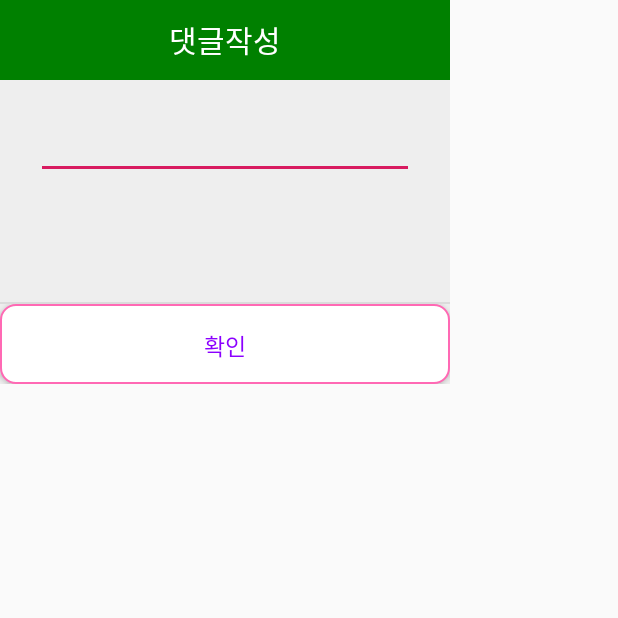
After one commit to GwangHyeong/android_project_eyers2, an Android app: the FreeBoardCommentWriteActivity screen opened directly, with no data from a screen before it, on a phone screen of 412 x 824 dp, the top half of it. The commit adds this screen. Run offline under Robolectric (Android 15) with nearby library versions, the phone set to English and light mode, and no system bars; our stand-ins replace Volley, sdp/ssp sizes; network calls fail; 2 statements that could not run were skipped.

Commit message:
20200511 자유게시판 댓글작성 구현중

```diff
--- a/app/src/main/AndroidManifest.xml
+++ b/app/src/main/AndroidManifest.xml
@@ -30,6 +30,7 @@
 
         <activity android:name=".write.AdminWriteActivity"/>
         <activity android:name=".write.FreeBoardWriteActivity"/>
+        <activity android:name=".write.FreeBoardCommentWriteActivity"/>
 
         <activity android:name=".detail.NoticeDetailActivity"/>
         <activity android:name=".detail.FreeBoardDetailActivity"/>
--- a/app/src/main/java/hyung/gwang/eyers2/view/FreeBoardActivity.java
+++ b/app/src/main/java/hyung/gwang/eyers2/view/FreeBoardActivity.java
@@ -110,8 +110,6 @@ public class FreeBoardActivity extends AppCompatActivity {
                 intent = new Intent(FreeBoardActivity.this, FreeBoardWriteActivity.class);
                 intent.putExtra("key_id",getuser);
                 startActivity(intent);
-                Snackbar.make(view, "Replace with your own action", Snackbar.LENGTH_LONG)
-                        .setAction("Action", null).show();
             }
         });
 
--- /dev/null
+++ b/app/src/main/java/hyung/gwang/eyers2/write/FreeBoardCommentWriteActivity.java
@@ -0,0 +1,133 @@
+package hyung.gwang.eyers2.write;
+
+import android.os.Bundle;
+import android.util.Log;
+import android.view.View;
+import android.view.WindowManager;
+import android.widget.Button;
+import android.widget.EditText;
+import android.widget.TextView;
+import android.widget.Toast;
+
+import com.android.volley.RequestQueue;
+import com.android.volley.Response;
+import com.android.volley.toolbox.Volley;
+
+import org.json.JSONObject;
+
+import java.text.SimpleDateFormat;
+import java.util.Date;
+
+import androidx.appcompat.app.AppCompatActivity;
+import hyung.gwang.eyers2.R;
+import hyung.gwang.eyers2.request.FreeBoardWriteRequest;
+
+public class FreeBoardCommentWriteActivity extends AppCompatActivity {
+
+    /**
+     * 상단선언부
+     **/
+    String TAG = "FreeBoardCommentWriteActivity";
+
+    EditText titleText;
+    EditText nameText;
+    TextView contentText;
+    EditText freeboardText;
+    EditText dateText;
+    TextView seqText;
+    Button button;
+    Button okBtn;
+    TextView txtText;
+
+    /**
+     * 상단선언부 종료
+     **/
+    @Override
+    protected void onCreate(Bundle savedInstanceState) {
+        getWindow().setFlags(WindowManager.LayoutParams.FLAG_FULLSCREEN, WindowManager.LayoutParams.FLAG_FULLSCREEN);
+        super.onCreate(savedInstanceState);
+        setContentView(R.layout.activity_freeboard_comment_write);
+
+        Log.e(TAG, "FreeBoardCommentWriteActivity 실행");
+        final String getuser = getIntent().getStringExtra("key_id");
+        Log.e("유저아이디 데이터 넘어왔나 확인2,",getuser);
+
+        Toast.makeText(this, "관리자 모드(공지사항작성)", Toast.LENGTH_SHORT).show();
+
+
+        //아이디 선언부 호출.
+        findviewbid();
+
+        nameText.setText(getuser);
+
+        button.setOnClickListener(new View.OnClickListener() {
+            @Override
+            public void onClick(View v) {
+                long now = System.currentTimeMillis();
+                //Date date = new Date(now);
+                SimpleDateFormat dateFormat = new SimpleDateFormat("yyyy-MM-dd HH:mm", java.util.Locale.getDefault());
+                Date date = new Date();
+                String strDate = dateFormat.format(date);
+
+
+
+                dateText.setText(strDate);
+
+                String freeboard_title = titleText.getText().toString();
+                String freeboard_name = nameText.getText().toString();
+                String freeboard_content = titleText.getText().toString();
+                String freeboard_date = dateText.getText().toString();
+                String freeboard_seq = seqText.getText().toString();
+
+
+                //공지사항 작성 시작
+                Response.Listener<String> responseListener = new Response.Listener<String>() {
+
+                    @Override
+                    public void onResponse(String response) {
+                        Log.e(this.getClass().getName(), response);
+                        Log.e(this.getClass().getName(), "리스폰 값이 이거래");
+                        Log.e(this.getClass().getName(), "공지사항 작성 시작");
+                        try {
+                            JSONObject jsonResponse = new JSONObject(response);
+                            boolean success = jsonResponse.getBoolean("success");
+                            Log.e(this.getClass().getName(), String.valueOf(success));
+
+                            if (success) {//사용할 수 있는 아이디라면
+                                Toast.makeText(FreeBoardCommentWriteActivity.this, "작성 완료", Toast.LENGTH_LONG).show();
+                                Log.e(this.getClass().getName(), "작성성공");
+                                Log.e(this.getClass().getName(), String.valueOf(jsonResponse));
+
+                                finish();//액티비티를 종료시킴(공지사항 작성창을 닫음)
+                            } else {//사용할 수 없는 아이디라면
+                                Log.e(this.getClass().getName(), "작성실패");
+                            }
+
+                        } catch (Exception e) {
+                            e.printStackTrace();
+                            Log.e(this.getClass().getName(), "예외발생");
+
+                        }
+                    }
+                };//Response.Listener 완료
+
+                //Volley 라이브러리를 이용해서 실제 서버와 통신을 구현하는 부분
+                FreeBoardWriteRequest freeboardWriteRequest = new FreeBoardWriteRequest(freeboard_title, freeboard_name, freeboard_content, freeboard_date, freeboard_seq,responseListener);
+                RequestQueue queue = Volley.newRequestQueue(FreeBoardCommentWriteActivity.this);
+                queue.add(freeboardWriteRequest);
+            }
+        });
+    }
+
+    //아이디 선언
+    private void findviewbid() {
+
+        nameText = findViewById(R.id.nameText);
+        contentText = findViewById(R.id.contentText);
+        seqText = findViewById(R.id.seqText);
+
+
+        button = findViewById(R.id.Button1);
+
+    }
+}
--- /dev/null
+++ b/app/src/main/res/layout/activity_freeboard_comment_write.xml
@@ -0,0 +1,83 @@
+<?xml version="1.0" encoding="utf-8"?>
+<LinearLayout xmlns:android="http://schemas.android.com/apk/res/android"
+    android:background="#eeeeee"
+    android:orientation="vertical"
+    android:layout_width="300dp"
+    android:layout_height="wrap_content">
+
+    <!-- 타이틀바 -->
+    <LinearLayout
+        android:orientation="horizontal"
+        android:layout_width="match_parent"
+        android:layout_height="wrap_content">
+        <TextView
+            android:text="댓글작성"
+            android:textSize="20sp"
+            android:textColor="#fff"
+            android:gravity="center"
+            android:background="#008000"
+            android:layout_width="match_parent"
+            android:layout_height="53dp" />
+    </LinearLayout>
+    <!-- //end 타이틀바 -->
+
+    <!-- Notice -->
+    <LinearLayout
+        android:padding="24dp"
+        android:orientation="vertical"
+        android:layout_width="match_parent"
+        android:layout_height="wrap_content">
+        <EditText
+            android:id="@+id/contentText"
+            android:textSize="15sp"
+            android:textColor="#000"
+            android:gravity="center"
+            android:layout_width="match_parent"
+            android:layout_height="wrap_content" />
+    </LinearLayout>
+    <!-- Notice -->
+    <TextView
+        android:id="@+id/freeboardText"
+        android:textColor="#000"
+        android:gravity="center"
+        android:visibility="invisible"
+        android:layout_width="match_parent"
+        android:layout_height="wrap_content" />
+    <TextView
+        android:id="@+id/nameText"
+        android:textColor="#000"
+        android:gravity="center"
+        android:visibility="invisible"
+        android:layout_width="match_parent"
+        android:layout_height="wrap_content" />
+    <TextView
+        android:id="@+id/seqText"
+        android:gravity="center"
+        android:visibility="invisible"
+        android:layout_width="match_parent"
+        android:layout_height="wrap_content" />
+    <View
+        android:background="#66bdbdbd"
+        android:layout_width="match_parent"
+        android:layout_height="1dp" />
+
+    <!-- 닫기 버튼 -->
+    <LinearLayout
+        android:orientation="horizontal"
+        android:gravity="center"
+        android:layout_width="match_parent"
+        android:layout_height="wrap_content">
+        <Button
+            android:id="@+id/Button1"
+            android:text="확인"
+            android:textSize="15sp"
+            android:textColor="#8b00ff"
+            android:padding="16dp"
+            android:gravity="center"
+            android:background="@drawable/edittext_serverinput"
+            android:layout_width="match_parent"
+            android:layout_height="53dp"
+            />
+    </LinearLayout>
+    <!--// 닫기 버튼 -->
+</LinearLayout>
```
Also changed, not shown: app/src/main/java/hyung/gwang/eyers2/detail/FreeBoardDetailActivity.java (+23 -2 lines), app/src/main/res/layout/activity_freeboard_detail.xml (+14 -3 lines).
